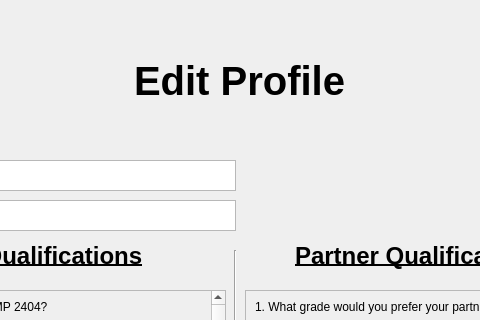
Before: the Qt Designer form all_Combined/editprofilepage.ui in aboodmufti/cupid, drawn with Qt 5; both pictures show x 195 to 675 and y 0 to 320 of the 860 by 600 pixel window.
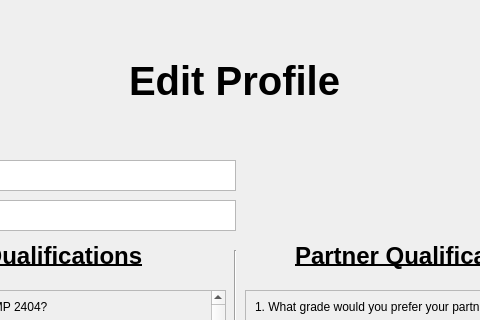
After: the same form once the commit is applied.

Diff of the .ui file:
```diff
--- a/all_Combined/editprofilepage.ui
+++ b/all_Combined/editprofilepage.ui
@@ -893,9 +893,9 @@
   <widget class="QWidget" name="verticalLayoutWidget_2">
    <property name="geometry">
     <rect>
-     <x>300</x>
+     <x>10</x>
      <y>10</y>
-     <width>271</width>
+     <width>841</width>
      <height>141</height>
     </rect>
    </property>
```
Left out of the diff: 4 changed lines with no effect on the pictures.
